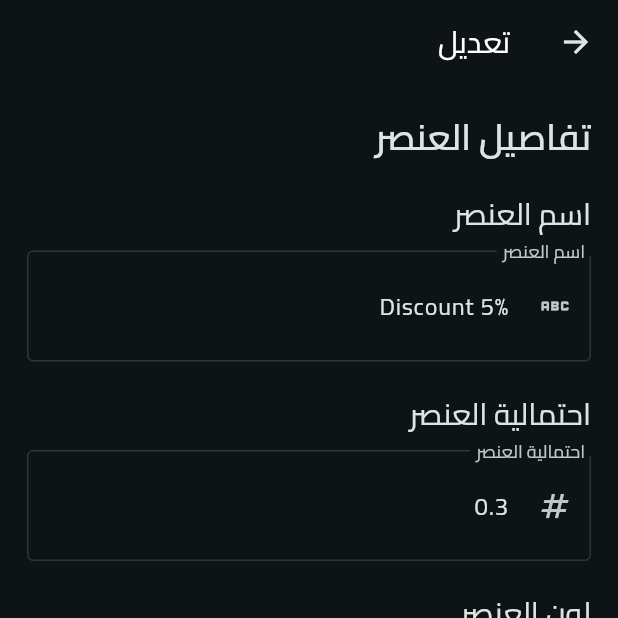
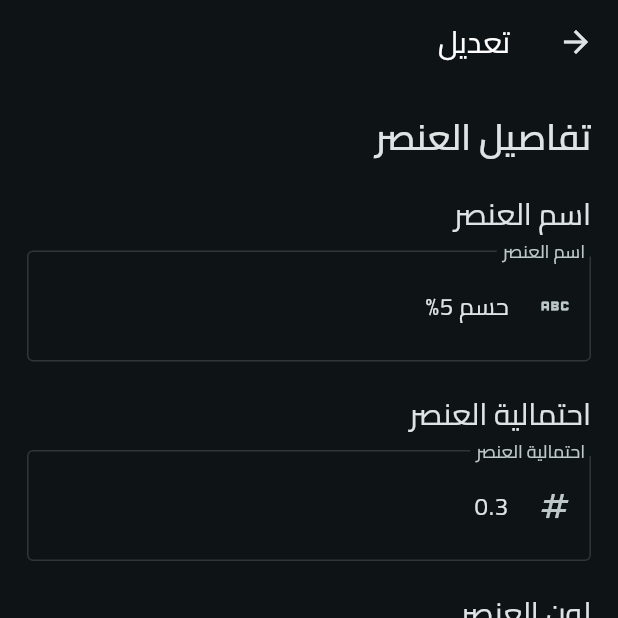
Before and after one commit to MohammadBali/Spin_The_Wheel, a Flutter app: the EditItems screen opened directly with sample values from the repository, on a phone screen of 412 x 824 dp, the top half of it. Run offline on Flutter 3.47's test engine with Material 3 defaults, Android fonts, the light colour scheme and no system bars; our stand-ins replace animated_splash_screen, audioplayers, bloc, conditional_builder_null_safety, confetti, flutter_bloc and 6 more; accounts and stored records are empty.

```diff
--- a/lib/layout/cubit/cubit.dart
+++ b/lib/layout/cubit/cubit.dart
@@ -215,7 +215,10 @@ class AppCubit extends Cubit<AppStates>
   ///List of Color Choices
   List<String> colorChoices=['rainbow_choices', 'color_scheme_choices', 'manual'];
 
-  ///Current Color Choice; aka rainbow Choice
+  ///Current Color Choice
+  ///[rainbow_choices] Colors are from the main 12 Colors
+  ///[color_scheme_choices] Colors are derived from the current Mode; Light or Dark
+  ///[manual] Colors that are assigned
   static String? currentColorChoice;
 
   ///Set The Choice
@@ -303,6 +306,7 @@ class AppCubit extends Cubit<AppStates>
     }).catchError((error, stackTrace)
     {
       debugPrint('ERROR WHILE GETTING DATABASE..., ${error.toString()}');
+      print(stackTrace);
       emit(AppGetDatabaseErrorState(message: 'ERROR WHILE GETTING DATABASE..., ${error.toString()}'));
     });
   }
--- a/lib/main.dart
+++ b/lib/main.dart
@@ -17,7 +17,7 @@ Future<void> main() async
   AppCubit.language= CacheHelper.getData(key: 'language');
   AppCubit.language ??= 'ar';
 
-
+  //Set The Color Scheme
   AppCubit.currentColorChoice = CacheHelper.getData(key: 'currentColorChoice');
   AppCubit.currentColorChoice??='manual';
 
--- a/lib/modules/Items/Edit_Items.dart
+++ b/lib/modules/Items/Edit_Items.dart
@@ -221,6 +221,7 @@ class _EditItemsState extends State<EditItems> {
     );
   }
 
+  ///Color Dialog to Choose a Color
   void _colorDialog(BuildContext context)
   {
     showDialog(
--- a/lib/shared/components/constants.dart
+++ b/lib/shared/components/constants.dart
@@ -25,8 +25,8 @@ int totalTrials= 100;
 
 List<ItemModel> defaultItems=
 [
-  ItemModel(id:1, label: '5% Discount', probability: 0.3, type: ItemType.win, remainingAttempts: (0.3 * totalTrials).round(), color: HexColor('3ac7fd') ),
-  ItemModel(id:2, label: '15% Discount', probability: 0.1, type: ItemType.win, remainingAttempts: (0.1 * totalTrials).round(), color: HexColor('0bcee0')),
-  ItemModel(id:3, label: '1 More Spin', probability: 0.2, type: ItemType.tie, remainingAttempts: (0.2 * totalTrials).round(), color: HexColor('5dda76')),
-  ItemModel(id:4, label: 'No Luck', probability: 0.4, type: ItemType.loose, remainingAttempts: (0.4 * totalTrials).round(), color: HexColor('fdfc2e')),
+  ItemModel(id:1, label: 'حسم 5%', probability: 0.3, type: ItemType.win, remainingAttempts: (0.3 * totalTrials).round(), color: HexColor('3ac7fd') ),
+  ItemModel(id:2, label: 'حسم 15%', probability: 0.1, type: ItemType.win, remainingAttempts: (0.1 * totalTrials).round(), color: HexColor('0bcee0')),
+  ItemModel(id:3, label: 'دورة أخرى', probability: 0.2, type: ItemType.tie, remainingAttempts: (0.2 * totalTrials).round(), color: HexColor('5dda76')),
+  ItemModel(id:4, label: 'خسارة', probability: 0.4, type: ItemType.loose, remainingAttempts: (0.4 * totalTrials).round(), color: HexColor('fdfc2e')),
 ];
```
Also changed, not shown: lib/modules/Items/Items.dart (+100 -2 lines).
